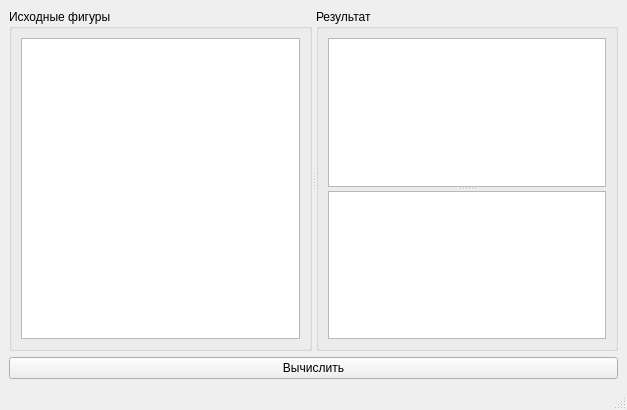
Qt form D_Packing_GUI/mainwindow.ui (zingibertram/thesis-dissertation) before a commit.
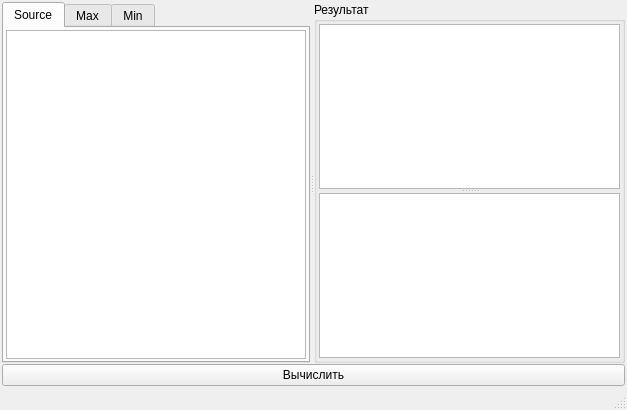
The same form after that commit. Custom widgets are drawn as their Qt base class.

```diff
--- a/D_Packing_GUI/mainwindow.ui
+++ b/D_Packing_GUI/mainwindow.ui
@@ -15,26 +15,78 @@
   </property>
   <widget class="QWidget" name="centralwidget">
    <layout class="QVBoxLayout" name="verticalLayout">
+    <property name="spacing">
+     <number>1</number>
+    </property>
+    <property name="margin">
+     <number>2</number>
+    </property>
     <item>
      <widget class="QSplitter" name="splitter_2">
       <property name="orientation">
        <enum>Qt::Horizontal</enum>
       </property>
-      <widget class="QGroupBox" name="groupBox_Source">
-       <property name="title">
-        <string>Исходные фигуры</string>
-       </property>
-       <layout class="QVBoxLayout" name="verticalLayout_3">
-        <item>
-         <widget class="PolygonView" name="graphicsView_Source"/>
-        </item>
-       </layout>
+      <widget class="QTabWidget" name="tabWidget_Source">
+       <widget class="QWidget" name="page_Source" native="true">
+        <attribute name="title">
+         <string>Source</string>
+        </attribute>
+        <layout class="QHBoxLayout" name="horizontalLayout">
+         <property name="spacing">
+          <number>1</number>
+         </property>
+         <property name="margin">
+          <number>2</number>
+         </property>
+         <item>
+          <widget class="PolygonView" name="graphicsView_Source"/>
+         </item>
+        </layout>
+       </widget>
+       <widget class="QWidget" name="page_Max">
+        <attribute name="title">
+         <string>Max</string>
+        </attribute>
+        <layout class="QHBoxLayout" name="horizontalLayout_2">
+         <property name="spacing">
+          <number>1</number>
+         </property>
+         <property name="margin">
+          <number>2</number>
+         </property>
+         <item>
+          <widget class="PolygonView" name="graphicsView_Source_Max"/>
+         </item>
+        </layout>
+       </widget>
+       <widget class="QWidget" name="page_Min">
+        <attribute name="title">
+         <string>Min</string>
+        </attribute>
+        <layout class="QHBoxLayout" name="horizontalLayout_3">
+         <property name="spacing">
+          <number>1</number>
+         </property>
+         <property name="margin">
+          <number>2</number>
+         </property>
+         <item>
+          <widget class="PolygonView" name="graphicsView_Source_Min"/>
+         </item>
+        </layout>
+       </widget>
       </widget>
       <widget class="QGroupBox" name="groupBox_Result">
        <property name="title">
         <string>Результат</string>
        </property>
        <layout class="QVBoxLayout" name="verticalLayout_2">
+        <property name="spacing">
+         <number>1</number>
+        </property>
+        <property name="margin">
+         <number>2</number>
+        </property>
         <item>
          <widget class="QSplitter" name="splitter">
           <property name="orientation">
```
